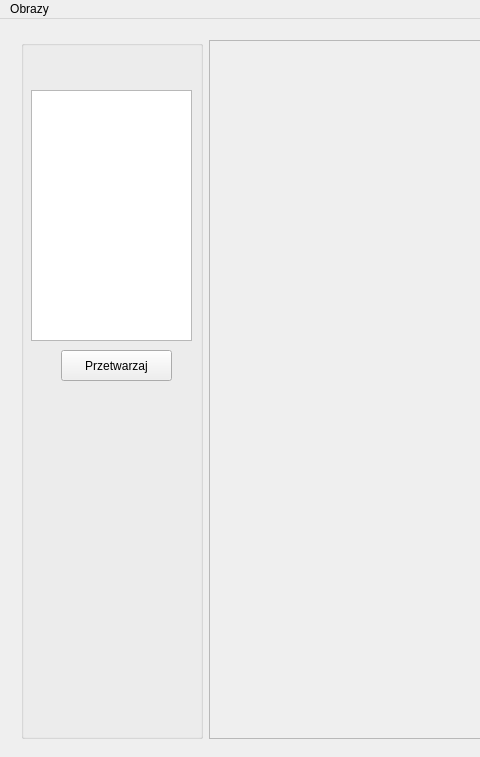
Before: the Qt Designer form ImageRecognition/mainwindow.ui in nieznanysprawiciel/POBRImageRecognition, drawn with Qt 5; both pictures show x 0 to 480 and y 0 to 757 of the 1137 by 757 pixel window.
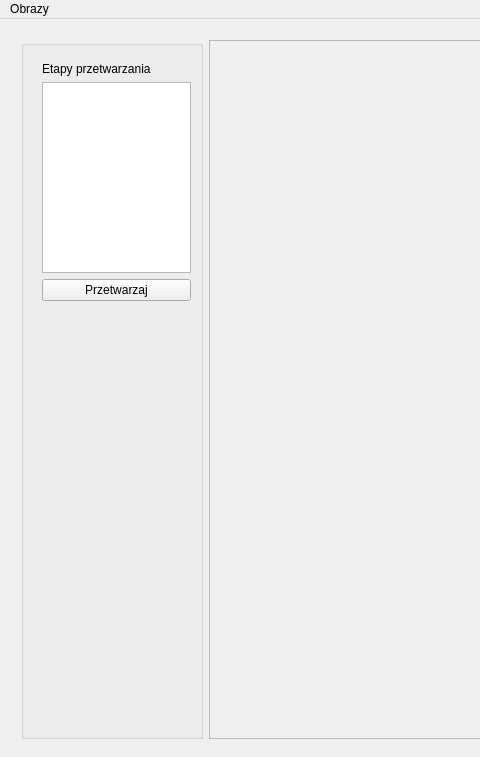
After: the same form once the commit is applied.

Commit message: HSL conversion, fake processor and source image in vector with other images/processors and preparation to segmentation

```diff
--- a/ImageRecognition/mainwindow.ui
+++ b/ImageRecognition/mainwindow.ui
@@ -44,28 +44,34 @@
        <property name="title">
         <string/>
        </property>
-       <widget class="QListView" name="processorsList1">
+       <widget class="QWidget" name="">
         <property name="geometry">
          <rect>
           <x>10</x>
-          <y>50</y>
-          <width>161</width>
-          <height>251</height>
+          <y>11</y>
+          <width>171</width>
+          <height>261</height>
          </rect>
         </property>
-       </widget>
+        <layout class="QVBoxLayout" name="verticalLayout">
+         <item>
+          <widget class="QLabel" name="label">
+           <property name="text">
+            <string>Etapy przetwarzania</string>
+           </property>
+          </widget>
+         </item>
+         <item>
+          <widget class="QListView" name="processorsList1"/>
+         </item>
+         <item>
        <widget class="QPushButton" name="processImage">
-        <property name="geometry">
-         <rect>
-          <x>40</x>
-          <y>310</y>
-          <width>111</width>
-          <height>31</height>
-         </rect>
-        </property>
         <property name="text">
          <string>Przetwarzaj</string>
         </property>
+          </widget>
+         </item>
+        </layout>
        </widget>
       </widget>
      </item>
```
Lines whose indentation alone changed are shown as unchanged. The commit also changes 20 other files.
